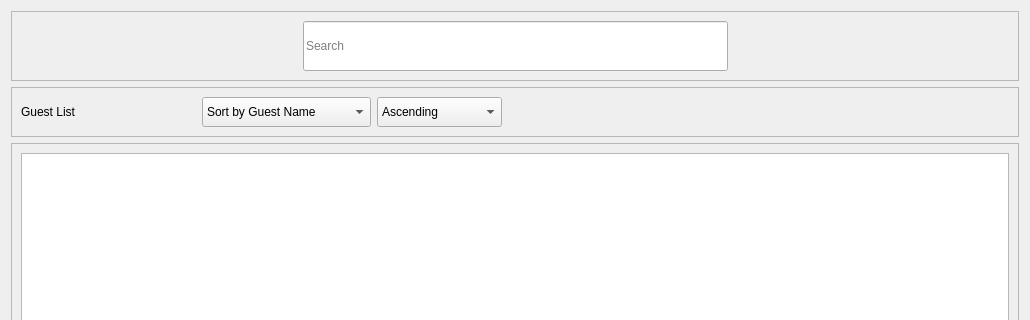
Before: the Qt Designer form ui_files/guests_page.ui in xbryan25/hotel-management-system, drawn with Qt 5; both pictures show x 0 to 1030 and y 0 to 320 of the 1030 by 750 pixel window.
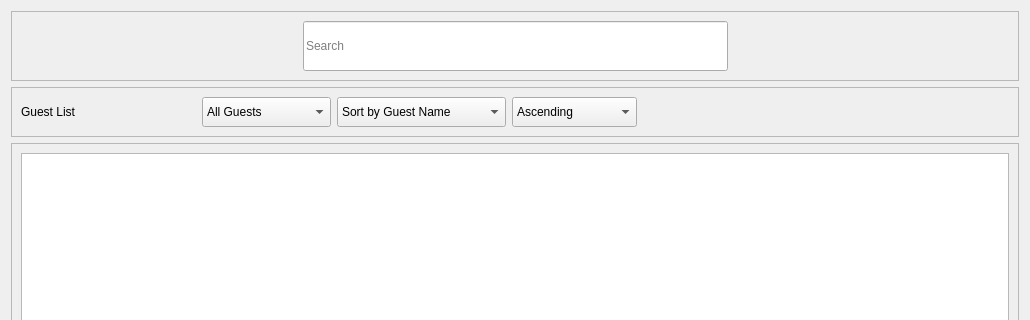
After: the same form once the commit is applied.

Commit message: feat(guests_page): add view_type combobox to filter guests by status

```diff
--- a/ui_files/guests_page.ui
+++ b/ui_files/guests_page.ui
@@ -35,7 +35,7 @@
       <enum>QFrame::Raised</enum>
      </property>
      <layout class="QGridLayout" name="gridLayout_4">
-      <item row="1" column="1">
+      <item row="1" column="2">
        <widget class="QComboBox" name="sort_by_combobox">
         <property name="minimumSize">
          <size>
@@ -86,7 +86,7 @@
         </property>
        </widget>
       </item>
-      <item row="1" column="2">
+      <item row="1" column="3">
        <widget class="QComboBox" name="sort_type_combobox">
         <property name="minimumSize">
          <size>
@@ -109,7 +109,7 @@
         </item>
        </widget>
       </item>
-      <item row="1" column="3">
+      <item row="1" column="4">
        <spacer name="hs_3">
         <property name="orientation">
          <enum>Qt::Horizontal</enum>
@@ -122,6 +122,36 @@
         </property>
        </spacer>
       </item>
+      <item row="1" column="1">
+       <widget class="QComboBox" name="show_type_combobox">
+        <property name="minimumSize">
+         <size>
+          <width>0</width>
+          <height>30</height>
+         </size>
+        </property>
+        <item>
+         <property name="text">
+          <string>All Guests</string>
+         </property>
+        </item>
+        <item>
+         <property name="text">
+          <string>Currently Staying</string>
+         </property>
+        </item>
+        <item>
+         <property name="text">
+          <string>With Reservations</string>
+         </property>
+        </item>
+        <item>
+         <property name="text">
+          <string>Active Guests</string>
+         </property>
+        </item>
+       </widget>
+      </item>
      </layout>
     </widget>
    </item>
```
The commit also changes 9 other files.
